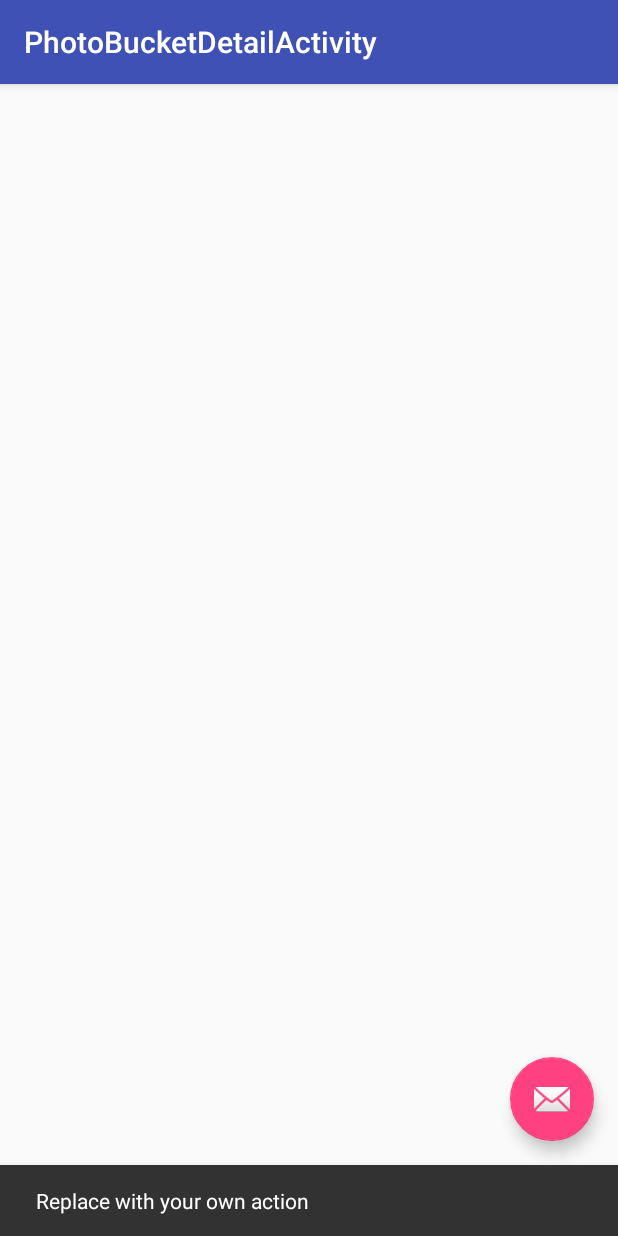
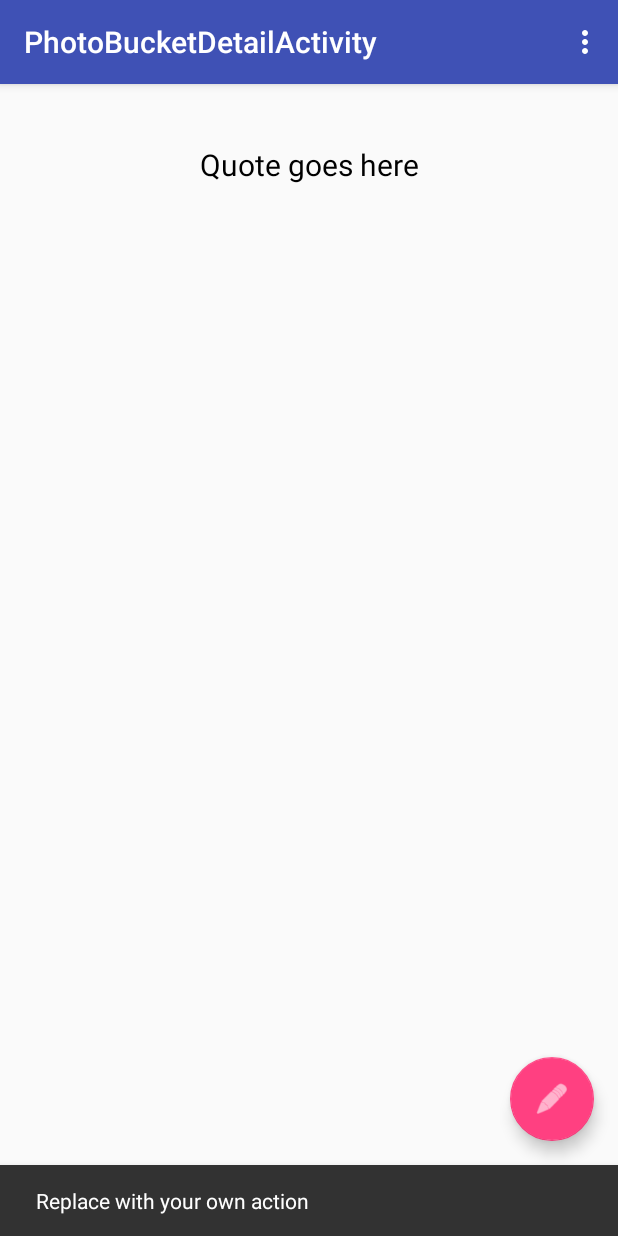
Before and after one commit to Kilkee/PhotoBucket1, an Android app: the PhotoBucketDetailActivity screen opened directly, with no data from a screen before it, after a tap on an icon or button, on a phone screen of 412 x 824 dp. Run offline under Robolectric (Android 15) with nearby library versions, the phone set to English and light mode, and no system bars.

```diff
--- a/PhotoBucket1/app/src/main/res/layout/activity_photo_bucket_detail.xml
+++ b/PhotoBucket1/app/src/main/res/layout/activity_photo_bucket_detail.xml
@@ -28,6 +28,7 @@
         android:layout_height="wrap_content"
         android:layout_gravity="bottom|end"
         android:layout_margin="@dimen/fab_margin"
-        app:srcCompat="@android:drawable/ic_dialog_email" />
+        android:tint="@android:color/white"
+        app:srcCompat="@android:drawable/ic_menu_edit" />
 
 </android.support.design.widget.CoordinatorLayout>
--- a/PhotoBucket1/app/src/main/res/layout/content_photo_bucket_detail.xml
+++ b/PhotoBucket1/app/src/main/res/layout/content_photo_bucket_detail.xml
@@ -1,11 +1,27 @@
 <?xml version="1.0" encoding="utf-8"?>
-<android.support.constraint.ConstraintLayout xmlns:android="http://schemas.android.com/apk/res/android"
+<LinearLayout
+    xmlns:android="http://schemas.android.com/apk/res/android"
     xmlns:app="http://schemas.android.com/apk/res-auto"
     xmlns:tools="http://schemas.android.com/tools"
     android:layout_width="match_parent"
+    android:orientation="vertical"
     android:layout_height="match_parent"
+    android:padding="20dp"
     app:layout_behavior="@string/appbar_scrolling_view_behavior"
     tools:context=".PhotoBucketDetailActivity"
     tools:showIn="@layout/activity_photo_bucket_detail">
 
-</android.support.constraint.ConstraintLayout>
+
+    <TextView
+        android:id="@+id/detail_photo"
+        android:text="Quote goes here"
+        android:textColor="@android:color/black"
+        android:textSize="20sp"
+        android:layout_margin="20dp"
+        android:gravity="center"
+        android:layout_width="match_parent"
+        android:layout_height="wrap_content"/>
+
+
+
+</LinearLayout>
--- a/PhotoBucket1/app/src/main/res/menu/menu_main.xml
+++ b/PhotoBucket1/app/src/main/res/menu/menu_main.xml
@@ -2,9 +2,11 @@
     xmlns:app="http://schemas.android.com/apk/res-auto"
     xmlns:tools="http://schemas.android.com/tools"
     tools:context="com.example.delaney.photobucket1.MainActivity">
+
     <item
-        android:id="@+id/action_settings"
+        android:id="@+id/action_delete"
         android:orderInCategory="100"
-        android:title="@string/action_settings"
+        android:title="Delete"
+        android:icon="@android:drawable/ic_menu_delete"
         app:showAsAction="never" />
 </menu>
```
Also changed, not shown: PhotoBucket1/app/src/main/java/com/example/delaney/photobucket1/MainActivity.java (+0 -20 lines), PhotoBucket1/app/src/main/java/com/example/delaney/photobucket1/PhotoBucketAdapter.java (+20 -1 lines), PhotoBucket1/app/src/main/java/com/example/delaney/photobucket1/PhotoBucketDetailActivity.java (+25 -0 lines).
